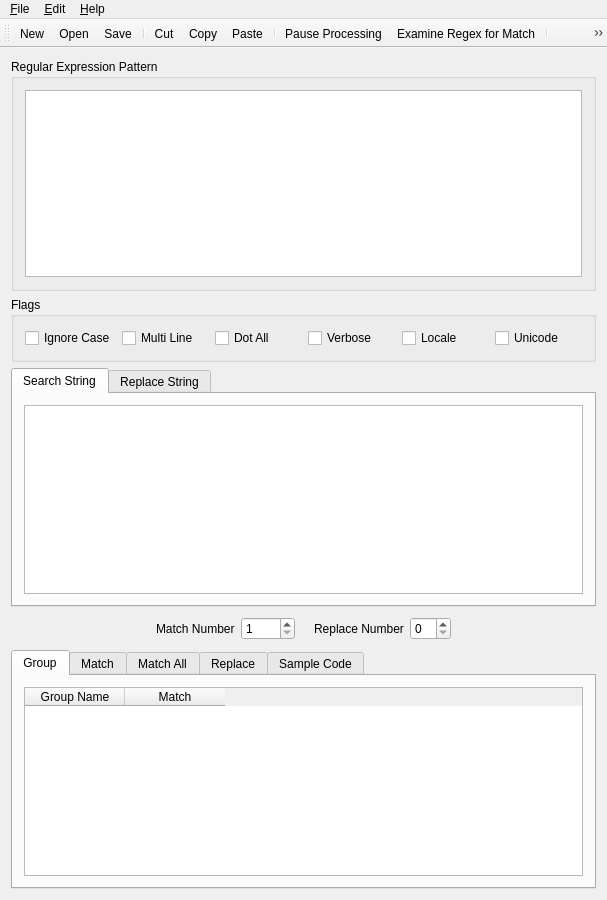
luksan/kodos, file kodos/kodosBA.ui: the form before one commit.
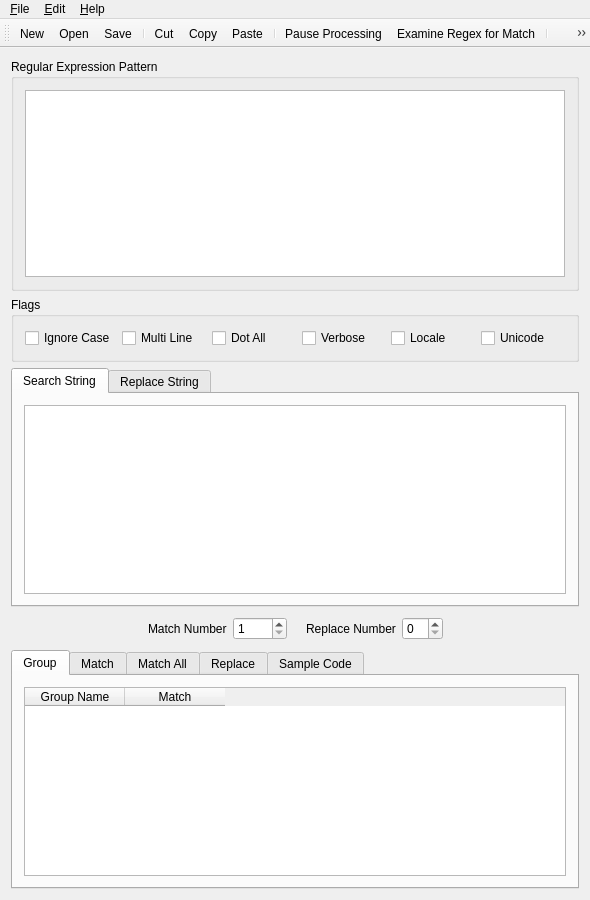
The form after the commit. Icons and pictures are not drawn.

Commit message: Reset konosuBA.ui dimensions and convert file regexLibraryBA.ui to unix format

The edit to the form file:
```diff
--- a/kodos/kodosBA.ui
+++ b/kodos/kodosBA.ui
@@ -6,7 +6,7 @@
    <rect>
     <x>0</x>
     <y>0</y>
-    <width>607</width>
+    <width>590</width>
     <height>900</height>
    </rect>
   </property>
@@ -357,8 +357,8 @@
     <rect>
      <x>0</x>
      <y>0</y>
-     <width>607</width>
-     <height>23</height>
+     <width>590</width>
+     <height>24</height>
     </rect>
    </property>
    <widget class="QMenu" name="fileMenu">
```
The commit also changes 1 other file.
